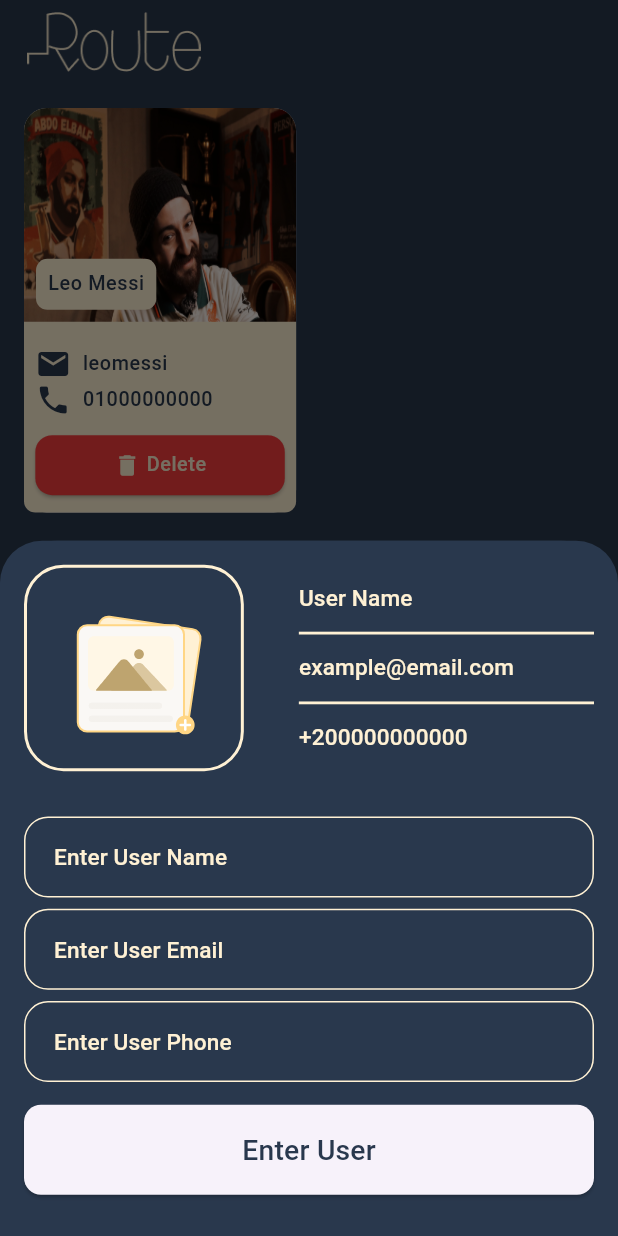
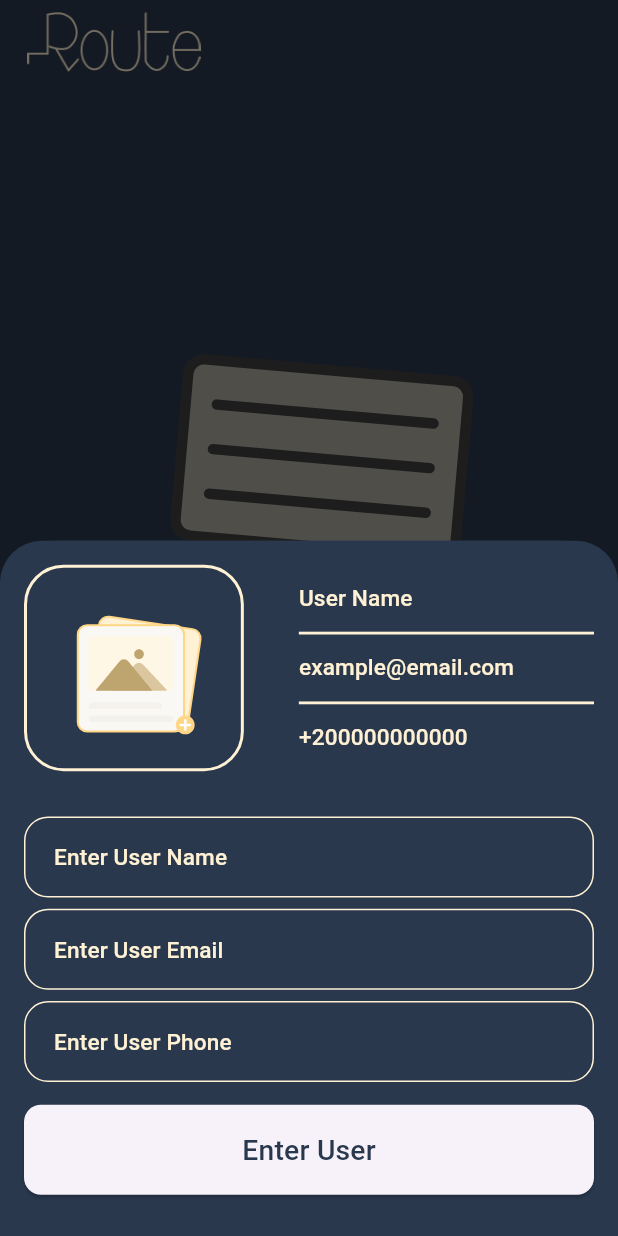
Before and after one commit to AhmedEssam74/contact, a Flutter app: the screen it shows after launch, after a tap on the "add" icon, on a phone screen of 412 x 824 dp. Run offline on Flutter 3.47's test engine with Material 3 defaults, Android fonts, the phone set to English and light mode, and no system bars; our stand-ins replace flutter_screenutil, google_fonts, image_picker, lottie; Roboto replaces fonts that are missing (Aclonica).

Commit message:
app finished

```diff
--- a/lib/Themes/light_theme.dart
+++ b/lib/Themes/light_theme.dart
@@ -13,7 +13,7 @@ class LightTheme extends BaseTheme {
   @override
   ThemeData get themeData => ThemeData(
         primaryColor: primaryColor,
-        cardColor:const  Color(0xffF93E3E),
+        cardColor: const Color(0xffF93E3E),
         scaffoldBackgroundColor: primaryColor,
         appBarTheme: AppBarTheme(
           backgroundColor: primaryColor,
@@ -43,12 +43,17 @@ class LightTheme extends BaseTheme {
             fontSize: 20.0.sp,
             fontWeight: FontWeight.w500,
             color: primaryColor,
-          ),bodySmall: GoogleFonts.aclonica(
+          ),
+          bodySmall: GoogleFonts.aclonica(
             fontSize: 14.sp,
             fontWeight: FontWeight.w500,
             color: primaryColor,
           ),
-
+          bodyMedium: GoogleFonts.aclonica(
+            fontSize: 12.sp,
+            fontWeight: FontWeight.w500,
+            color: primaryColor,
+          ),
         ),
       );
 }
--- a/lib/main.dart
+++ b/lib/main.dart
@@ -2,6 +2,7 @@ import 'package:contact/Themes/light_theme.dart';
 import 'package:contact/screens/home_screen.dart';
 import 'package:contact/Themes/my_theme.dart';
 import 'package:contact/screens/splash_screen.dart';
+import 'package:contact/screens/widgets/contact_container.dart';
 import 'package:flutter/material.dart';
 import 'package:flutter_screenutil/flutter_screenutil.dart';
 
@@ -25,7 +26,7 @@ class MyApp extends StatelessWidget {
         theme: lightTheme.themeData,
         routes: {
           SplashScreen.routName: (context) => const SplashScreen(),
-          HomeScreen.routName: (context) => HomeScreen(),
+          HomeScreen.routName: (context) => const HomeScreen(),
         },
       ),
     );
--- a/lib/models/contact_model.dart
+++ b/lib/models/contact_model.dart
@@ -2,7 +2,7 @@ class ContactModel {
   String name;
   String email;
   String? photo;
-  String? phoneNumber;
+  String phoneNumber;
 
   ContactModel({
     required this.name,
--- a/lib/screens/home_screen.dart
+++ b/lib/screens/home_screen.dart
@@ -1,9 +1,11 @@
 import 'package:contact/Themes/light_theme.dart';
 import 'package:contact/models/contact_model.dart';
 import 'package:contact/screens/widgets/add_bottom_sheet.dart';
+import 'package:contact/screens/widgets/contact_container.dart';
 import 'package:flutter/material.dart';
 import 'package:flutter_screenutil/flutter_screenutil.dart';
 import 'package:image_picker/image_picker.dart';
+import 'package:lottie/lottie.dart';
 
 class HomeScreen extends StatefulWidget {
   static const String routName = "HomeScreen";
@@ -35,156 +37,80 @@ class _HomeScreenState extends State<HomeScreen> {
           height: 39.w,
         ),
       ),
-      body:
-          // contacts.isEmpty
-          //     ? SizedBox(
-          //         width: double.infinity,
-          //         child: Column(
-          //           crossAxisAlignment: CrossAxisAlignment.center,
-          //           children: [
-          //             SizedBox(
-          //               height: 100.w,
-          //             ),
-          //             Lottie.asset(
-          //               "assets/animation/empty_list.json",
-          //               width: 368.w,
-          //               height: 368.h,
-          //             ),
-          //             const Text(
-          //               "There is No Contacts Added Here",
-          //               style: TextStyle(
-          //                 color: Colors.white,
-          //                 fontSize: 18,
-          //                 fontWeight: FontWeight.w500,
-          //               ),
-          //             )
-          //           ],
-          //         ),
-          //       )
-          //     :
-          Padding(
-        padding: const EdgeInsets.all(16.0),
-        child: Column(
-          children: [
-            Container(
-              width: 177.w,
-              height: 286.h,
-              decoration: BoxDecoration(
-                color: Colors.white,
-                borderRadius: BorderRadius.circular(16.r),
-                image: const DecorationImage(
-                  fit: BoxFit.fill,
-                  image: AssetImage(
-                    "assets/images/image2.jpg",
+      body: contacts.isEmpty
+          ? SizedBox(
+              width: double.infinity,
+              child: Column(
+                crossAxisAlignment: CrossAxisAlignment.center,
+                children: [
+                  SizedBox(
+                    height: 100.w,
                   ),
-                ),
+                  Lottie.asset(
+                    "assets/animation/empty_list.json",
+                    width: 368.w,
+                    height: 368.h,
+                  ),
+                  const Text(
+                    "There is No Contacts Added Here",
+                    style: TextStyle(
+                      color: Colors.white,
+                      fontSize: 18,
+                      fontWeight: FontWeight.w500,
+                    ),
+                  )
+                ],
               ),
+            )
+          : Padding(
+              padding: const EdgeInsets.all(16.0),
               child: Column(
-                mainAxisAlignment: MainAxisAlignment.end,
-                crossAxisAlignment: CrossAxisAlignment.start,
                 children: [
-                  Flexible(
-                    child: Container(
-                      padding: const EdgeInsets.all(8),
-                      margin: const EdgeInsets.all(8),
-                      decoration: BoxDecoration(
-                        color: LightTheme.secondaryColor,
-                        borderRadius: BorderRadius.circular(8.r),
+                  Expanded(
+                    child: GridView.builder(
+                      gridDelegate: SliverGridDelegateWithFixedCrossAxisCount(
+                        crossAxisCount: 2,
+                        mainAxisSpacing: 16.h,
+                        crossAxisSpacing: 16.w,
+                        childAspectRatio: 177.w / 286.h,
                       ),
-                      child: Text(
-                        "Leo Messi",
-                        style: Theme.of(context).textTheme.bodySmall,
-                      ),
-                    ),
-                  ),
-                  Container(
-                    // height: 150.h,
-                    decoration: BoxDecoration(
-                      color: LightTheme.secondaryColor,
-                      borderRadius: BorderRadius.only(
-                        bottomRight: Radius.circular(8.r),
-                        bottomLeft: Radius.circular(8.r),
-                      ),
-                    ),
-                    child: Padding(
-                      padding:
-                          EdgeInsets.only(top: 16.0, left: 8.h, right: 8.h),
-                      child: Column(
-                        crossAxisAlignment: CrossAxisAlignment.stretch,
-                        children: [
-                          Row(
-                            children: [
-                              Icon(
-                                Icons.email,
-                                color: Theme.of(context).primaryColor,
-                              ),
-                              SizedBox(
-                                width: 8.h,
-                              ),
-                              Text(
-                                "leomessi",
-                                style: Theme.of(context).textTheme.bodySmall,
-                              ),
-                            ],
-                          ),
-                          Row(
-                            children: [
-                              Icon(Icons.phone,
-                                  color: Theme.of(context).primaryColor),
-                              SizedBox(
-                                width: 8.h,
-                              ),
-                              Text(
-                                "01000000000",
-                                style: Theme.of(context).textTheme.bodySmall,
-                              ),
-                            ],
-                          ),
-                          SizedBox(
-                            height: 8.h,
-                          ),
-                          ElevatedButton(
-                            style: ElevatedButton.styleFrom(
-                              backgroundColor: Theme.of(context).cardColor,
-                              padding: const EdgeInsets.symmetric(vertical: 9),
-                            ),
-                            onPressed: () {},
-                            child: Row(
-                              mainAxisAlignment: MainAxisAlignment.center,
-                              children: [
-                                Icon(
-                                  Icons.delete,
-                                  color: LightTheme.secondaryColor,
-                                ),
-                                SizedBox(
-                                  width: 4.h,
-                                ),
-                                Text(
-                                  "Delete",
-                                  style: Theme.of(context)
-                                      .textTheme
-                                      .bodySmall!
-                                      .copyWith(color: LightTheme.secondaryColor),
-                                ),
-                              ],
-                            ),
-                          ),
-                          SizedBox(
-                            height: 8.h,
-                          ),
-                        ],
-                      ),
+                      itemBuilder: (context, index) => ContactContainer(
+                          image: contacts[index].photo,
+                          name: contacts[index].name,
+                          phone: contacts[index].phoneNumber,
+                          email: contacts[index].email,
+                          onPress: () {
+                            setState(() {
+                              contacts.removeAt(index);
+                            });
+                          }),
+                      itemCount: contacts.length,
                     ),
                   ),
                 ],
               ),
             ),
-          ],
-        ),
-      ),
       floatingActionButton: Column(
         mainAxisAlignment: MainAxisAlignment.end,
         children: [
+          contacts.isNotEmpty
+              ? FloatingActionButton(
+                  backgroundColor: Theme.of(context).cardColor,
+                  onPressed: () {
+                    setState(() {
+                      contacts.removeLast();
+                    });
+                  },
+                  child: Icon(
+                    Icons.delete,
+                    size: 28,
+                    color: LightTheme.secondaryColor,
+                  ),
+                )
+              : const SizedBox(),
+          SizedBox(
+            height: 12.h,
+          ),
           FloatingActionButton(
             onPressed: () {
               showModalBottomSheet(
@@ -226,14 +152,15 @@ class _HomeScreenState extends State<HomeScreen> {
       () {
         contacts.add(
           ContactModel(
-            name: name.text,
-            email: email.text,
-            phoneNumber: phone.text,
-          ),
+              name: name.text,
+              email: email.text,
+              phoneNumber: phone.text,
+              photo: image?.path),
         );
         name.clear();
         phone.clear();
         email.clear();
+        image = null;
       },
     );
     Navigator.pop(context);
--- a/lib/screens/widgets/add_bottom_sheet.dart
+++ b/lib/screens/widgets/add_bottom_sheet.dart
@@ -1,3 +1,5 @@
+import 'dart:io';
+
 import 'package:contact/Themes/light_theme.dart';
 import 'package:contact/screens/widgets/text_field_btn.dart';
 import 'package:flutter/material.dart';
@@ -63,7 +65,7 @@ class _AddBottomSheetState extends State<AddBottomSheet> {
                       ),
                       image: file != null
                           ? DecorationImage(
-                              image: AssetImage(file!.path),
+                              image: FileImage(File(file!.path)),
                               fit: BoxFit.fill,
                             )
                           : null,
@@ -79,27 +81,33 @@ class _AddBottomSheetState extends State<AddBottomSheet> {
                     crossAxisAlignment: CrossAxisAlignment.start,
                     mainAxisAlignment: MainAxisAlignment.spaceEvenly,
                     children: [
-                      Text(
+                      Flexible(
+                        child: Text(
                           name,
                           style: Theme.of(context).textTheme.titleSmall,
+                        ),
                       ),
                       Container(
                         height: 2.h,
                         width: 192.w,
                         color: LightTheme.secondaryColor,
                       ),
-                      Text(
+                      Flexible(
+                        child: Text(
                           email,
                           style: Theme.of(context).textTheme.titleSmall,
+                        ),
                       ),
                       Container(
                         height: 2.h,
                         width: 192.w,
                         color: LightTheme.secondaryColor,
                       ),
-                      Text(
+                      Flexible(
+                        child: Text(
                           phone,
                           style: Theme.of(context).textTheme.titleSmall,
+                        ),
                       ),
                     ],
                   ),
@@ -107,7 +115,7 @@ class _AddBottomSheetState extends State<AddBottomSheet> {
               ],
             ),
             SizedBox(
-              height:32.h,
+              height: 32.h,
             ),
             Column(
               crossAxisAlignment: CrossAxisAlignment.stretch,
```
Also changed, not shown: lib/screens/widgets/contact_container.dart (added, +140 -0 lines). Lines whose indentation alone changed are shown as unchanged.
